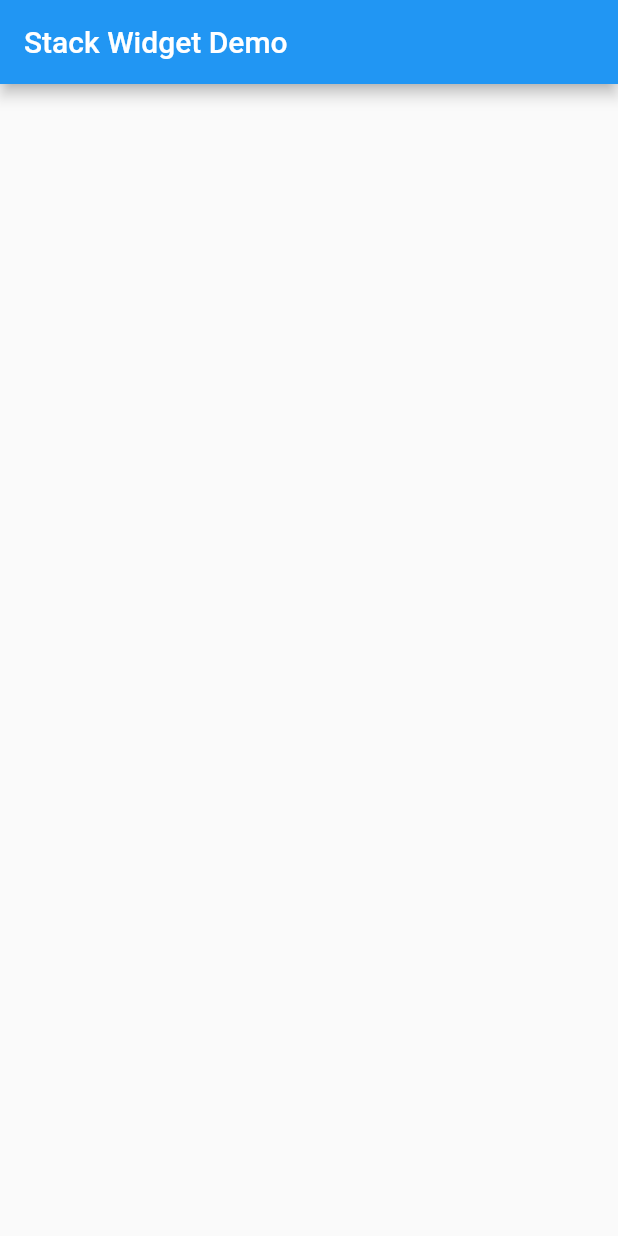
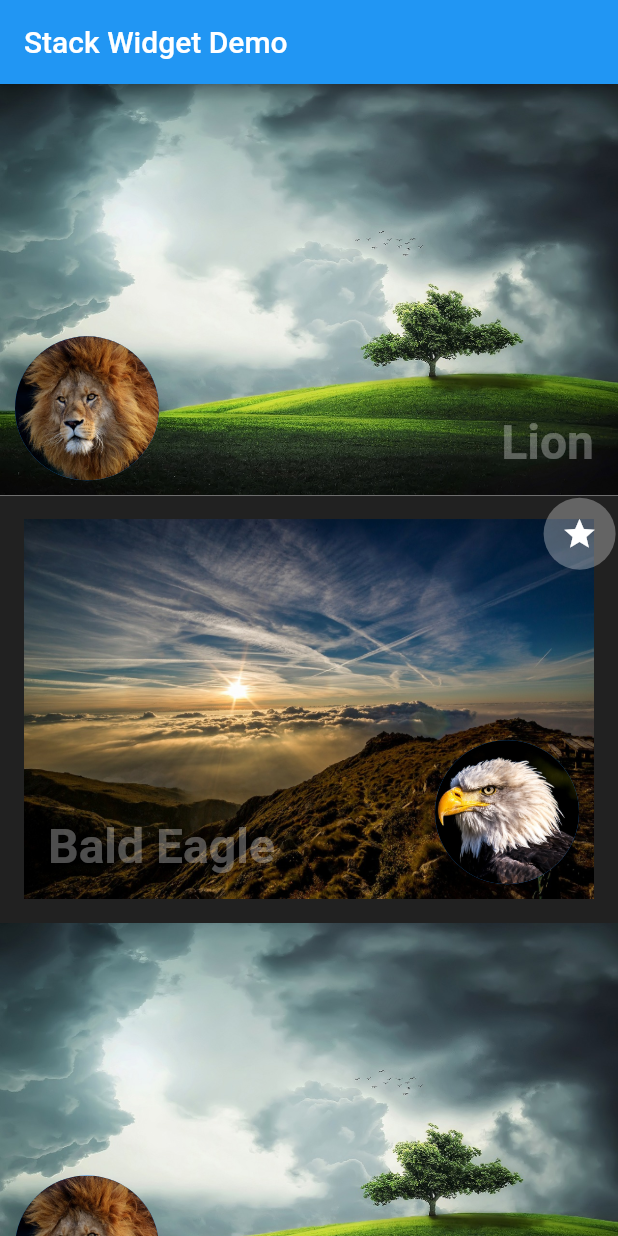
Before and after one commit to rfphoenix/ch9_stack_flutter, a Flutter app: the screen it shows after launch, on a phone screen of 412 x 824 dp. Run offline on Flutter 3.47's test engine with Material 2 defaults, Android fonts, the phone set to English and light mode, and no system bars.

Commit message:
- finalize stack widgets to displays images and circular avitar in a list view.

```diff
--- a/lib/pages/home.dart
+++ b/lib/pages/home.dart
@@ -1,4 +1,6 @@
 import 'package:flutter/material.dart';
+import 'package:ch9_stack_flutter/widgets/stack.dart';
+import 'package:ch9_stack_flutter/widgets/stack_favorite.dart';
 
 class Home extends StatelessWidget {
   const Home({Key key, @required this.title}) : super(key: key);
@@ -12,7 +14,14 @@ class Home extends StatelessWidget {
       ),
       body: SafeArea(
           child: ListView.builder(
-              itemCount: 7, itemBuilder: (BuildContext context, index) {})),
+              itemCount: 7,
+              itemBuilder: (BuildContext context, index) {
+                if (index.isEven) {
+                  return const StackWidget();
+                } else {
+                  return const StackFavoriteWidget();
+                }
+              })),
     );
   }
 }
--- /dev/null
+++ b/lib/widgets/stack.dart
@@ -0,0 +1,33 @@
+import 'package:flutter/material.dart';
+
+class StackWidget extends StatelessWidget {
+  const StackWidget({Key key}) : super(key: key);
+
+  @override
+  Widget build(BuildContext context) {
+    return Stack(
+      children: <Widget>[
+        Image(image: AssetImage('assets/images/tree.jpg')),
+        Positioned(
+          bottom: 10.0,
+          left: 10.0,
+          child: CircleAvatar(
+            radius: 48.0,
+            backgroundImage: AssetImage('assets/images/lion.jpg'),
+          ),
+        ),
+        Positioned(
+            bottom: 16.0,
+            right: 16.0,
+            child: Text(
+              'Lion',
+              style: TextStyle(
+                fontSize: 32.0,
+                color: Colors.white30,
+                fontWeight: FontWeight.bold,
+              ),
+            )),
+      ],
+    );
+  }
+}
--- /dev/null
+++ b/lib/widgets/stack_favorite.dart
@@ -0,0 +1,53 @@
+import 'package:flutter/material.dart';
+
+class StackFavoriteWidget extends StatelessWidget {
+  const StackFavoriteWidget({Key key}) : super(key: key);
+
+  @override
+  Widget build(BuildContext context) {
+    return Container(
+      color: Colors.black87,
+      child: Padding(
+        padding: EdgeInsets.all(16.0),
+        child: Stack(
+          children: <Widget>[
+            Image(image: AssetImage('assets/images/dawn.jpg')),
+            Positioned(
+              top: 0.0,
+              right: 0.0,
+              child: FractionalTranslation(
+                translation: Offset(0.3, -0.3),
+                child: CircleAvatar(
+                    radius: 24.0,
+                    backgroundColor: Colors.white30,
+                    child: Icon(
+                      Icons.star,
+                      size: 24.0,
+                      color: Colors.white,
+                    )),
+              ),
+            ),
+            Positioned(
+                bottom: 10.0,
+                right: 10.0,
+                child: CircleAvatar(
+                  radius: 48.0,
+                  backgroundImage: AssetImage('assets/images/eagle.jpg'),
+                )),
+            Positioned(
+                bottom: 16.0,
+                left: 16.0,
+                child: Text(
+                  'Bald Eagle',
+                  style: TextStyle(
+                    fontSize: 32.0,
+                    color: Colors.white30,
+                    fontWeight: FontWeight.bold,
+                  ),
+                )),
+          ],
+        ),
+      ),
+    );
+  }
+}
```
